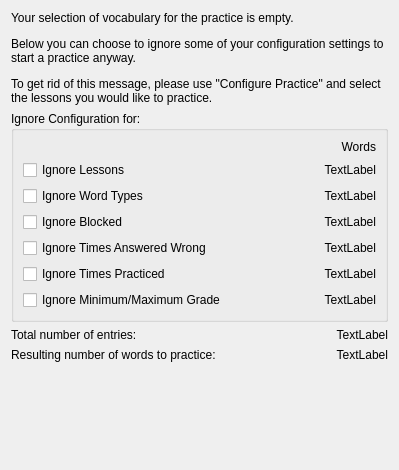
The window that src/practice/entryfilter.ui (KDE/parley) describes before a commit, drawn with Qt 5.
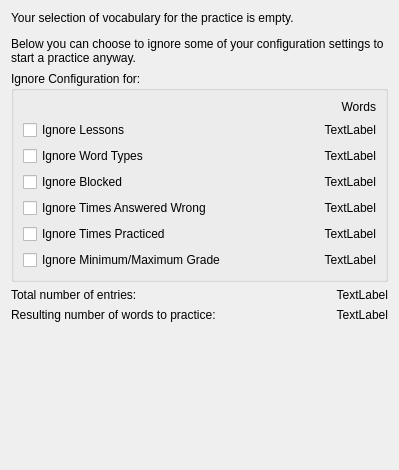
The same window after the commit.

Commit message: less message for the no entries found dialog

Patch:
```diff
--- a/src/practice/entryfilter.ui
+++ b/src/practice/entryfilter.ui
@@ -13,7 +13,7 @@
    <item>
     <widget class="QLabel" name="label" >
      <property name="text" >
-      <string>&lt;p>Your selection of vocabulary for the practice is empty.&lt;/p>&lt;p>Below you can choose to ignore some of your configuration settings to start a practice anyway.&lt;/p>&lt;p>To get rid of this message, please use "Configure Practice" and select the lessons you would like to practice.&lt;/p</string>
+      <string>&lt;p>Your selection of vocabulary for the practice is empty.&lt;/p>&lt;p>Below you can choose to ignore some of your configuration settings to start a practice anyway.&lt;/p></string>
      </property>
      <property name="wordWrap" >
       <bool>true</bool>
```
